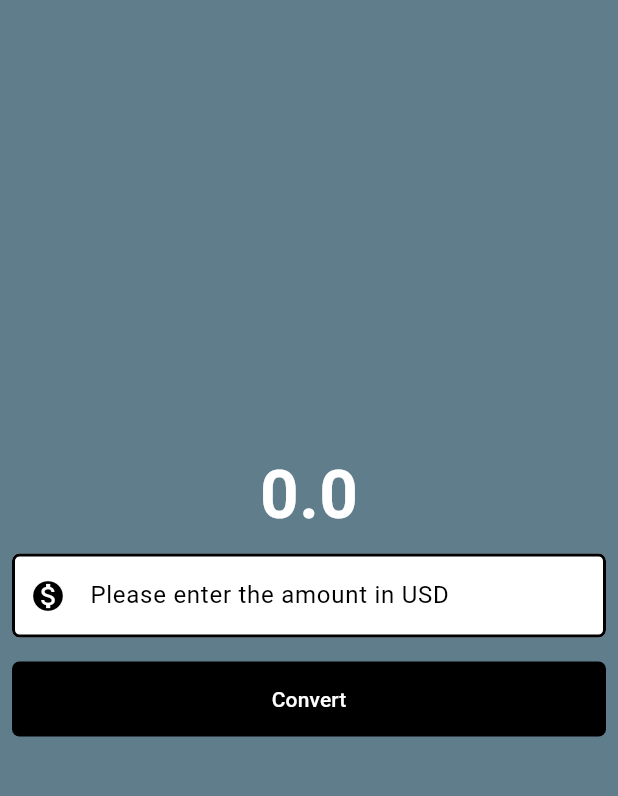
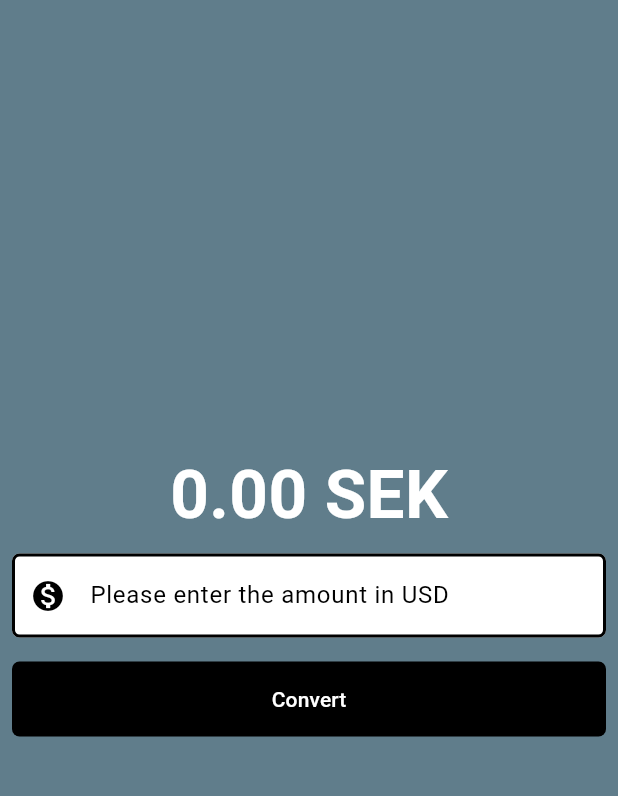
Before and after one commit to ziaongit/currency-converter, a Flutter app: the screen it shows after launch, on a phone screen of 412 x 824 dp, the part 63-859 px from its top. Run offline on Flutter 3.47's test engine with Material 3 defaults, Android fonts, the phone set to English and light mode, and no system bars.

Commit message:
Currency

```diff
--- a/lib/currency_converter_page.dart
+++ b/lib/currency_converter_page.dart
@@ -36,7 +36,7 @@ class _CurrencyConverterPageState extends State<CurrencyConverterPage> {
           mainAxisAlignment: MainAxisAlignment.center,
           children: [
             Text(
-              result.toString(),
+              '${result.toStringAsFixed(2)} SEK',
               style: const TextStyle(
                 fontSize: 45,
                 fontWeight: FontWeight.bold,
```
